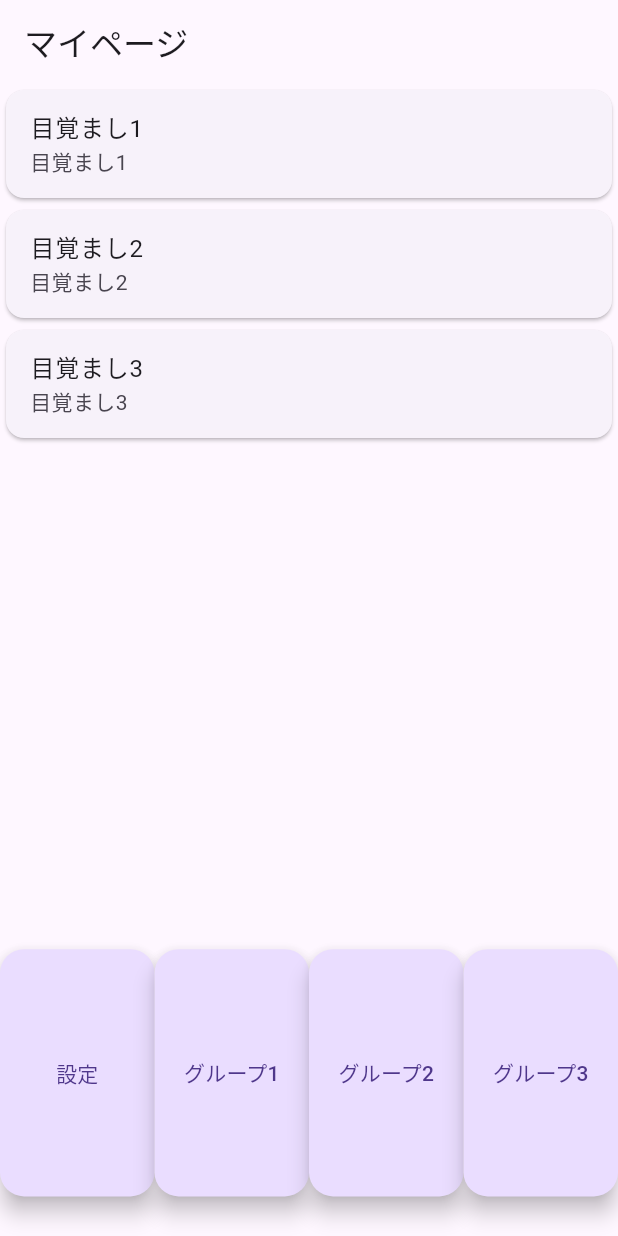
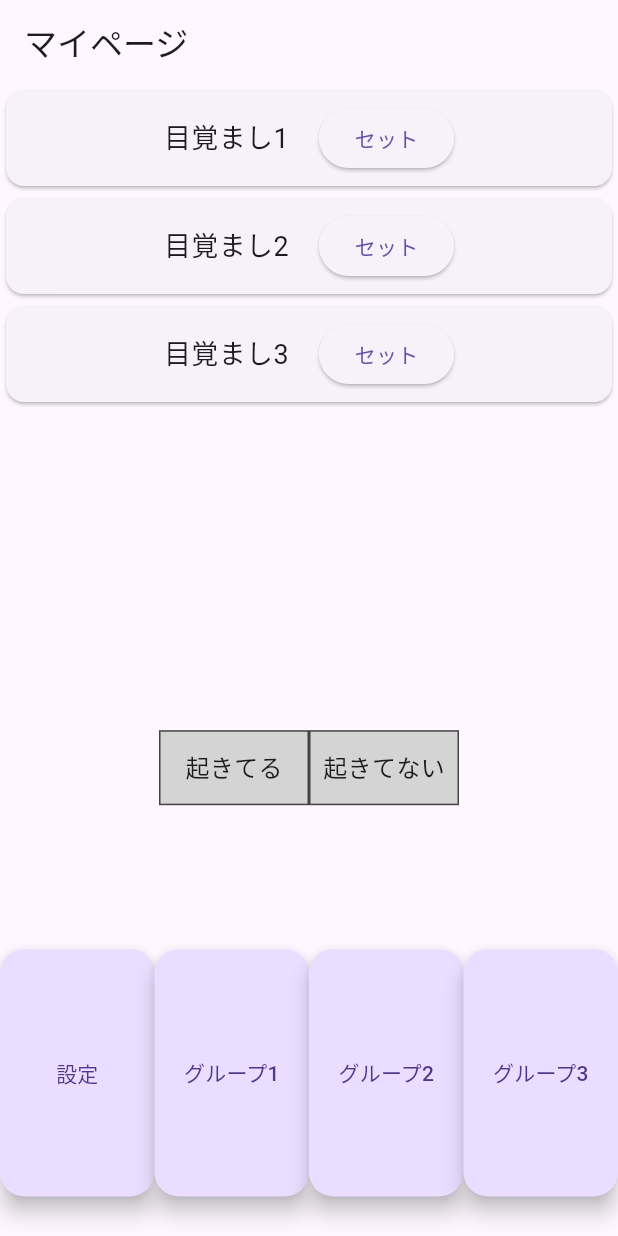
Before and after one commit to yumi-0223/alarm, a Flutter app: the screen it shows after launch, on a phone screen of 412 x 824 dp. Run offline on Flutter 3.47's test engine with Material 3 defaults, Android fonts, the phone set to English and light mode, and no system bars.

Commit message:
自分が起きたかどうかの表示、アラームセットを追加

```diff
--- a/lib/digitalcontents-alarm/pages/my_page.dart
+++ b/lib/digitalcontents-alarm/pages/my_page.dart
@@ -3,6 +3,7 @@ import 'group/alarm_group1.dart';
 import 'group/alarm_group2.dart';
 import 'group/alarm_group3.dart';
 import 'setting/setting_page.dart';
+import 'alarm_Screen.dart';
 import 'dart:async';
 
 class MyPage extends StatefulWidget {
@@ -48,12 +49,74 @@ class _MyPageState extends State<MyPage> {
               itemCount: todoList.length,
               itemBuilder: (context, index) {
                 return Card(
-                  child: ListTile(
-                    title: Text(todoList[index]),
-                    subtitle: Text(todoList[index]),
+                  child: Padding(
+                    padding: const EdgeInsets.all(8.0), // カード内に余白を追加
+                    child: Row(
+                      mainAxisAlignment: MainAxisAlignment.center, // 中央揃え
+                      children: [
+                        Text(
+                          todoList[index],
+                          style: TextStyle(fontSize: 18), // タイトルのテキスト
+                        ),
+                        const SizedBox(width: 20), // テキストとボタンの間隔
+                        ElevatedButton(
+                          onPressed: () async {
+                            // 「セット」ボタンが押された時、AlarmScreenに遷移
+                            final selectedTime = await Navigator.of(context).push(
+                              MaterialPageRoute(builder: (context) => AlarmScreen()),
+                            );
+                            if (selectedTime != null) {
+                              setState(() {
+                                todoList[index] = 'アラーム時刻: ${selectedTime.format(context)}'; // 時刻を表示
+                              });
+                            }
+                          },
+                          child: const Text('セット'),
+                        ),
+
+                      ],
+                    ),
                   ),
                 );
               },
+            ),
+          )
+          ,
+
+          Align(
+            alignment: Alignment(0, 0.2), // 中央揃え（x方向: 0, y方向: -0.5）
+            child: Row(
+              mainAxisSize: MainAxisSize.min, // 必要最小限の高さに
+              mainAxisAlignment: MainAxisAlignment.center, // 横方向の中央揃え
+          children: [
+            Container(
+              width: 100, // 幅を固定
+              height: 50, // 高さを固定
+              alignment: Alignment.center, // 中央揃え
+              decoration: BoxDecoration(
+                border: Border.all(color: const Color.fromARGB(255, 67, 67, 67), width: 1), // 枠線
+                color: const Color.fromARGB(255, 212, 212, 212),
+              ),
+              child: Text(
+                "起きてる",
+                style: TextStyle(fontSize: 16),
+              ),
+            ),
+            //const SizedBox(width: 20), // テキスト間の間隔
+            Container(
+              width: 100, // 幅を固定
+              height: 50, // 高さを固定
+              alignment: Alignment.center, // 中央揃え
+              decoration: BoxDecoration(
+                border: Border.all(color: const Color.fromARGB(255, 67, 67, 67), width: 1), // 枠線
+                color: const Color.fromARGB(255, 212, 212, 212),
+              ),
+              child: Text(
+                "起きてない",
+                style: TextStyle(fontSize: 16),
+              ),
+            ),
+              ],
             ),
           ),
           //グループ選択ボタン
```
Also changed, not shown: lib/digitalcontents-alarm/pages/alarm_Screen.dart (added, +57 -0 lines).
